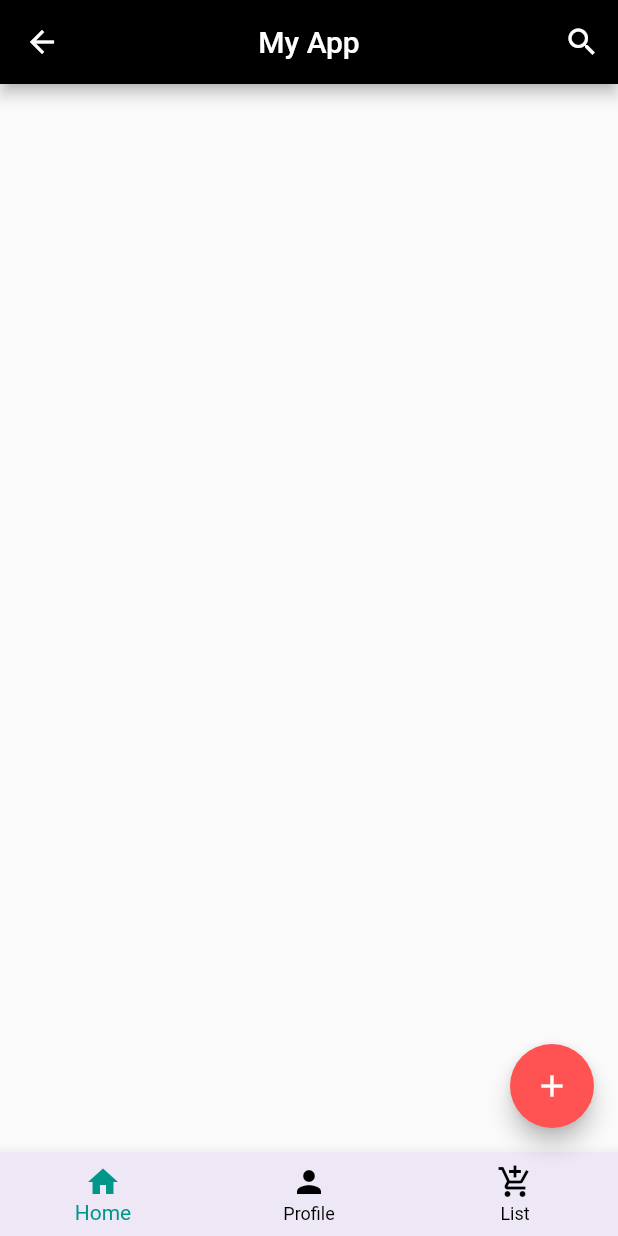
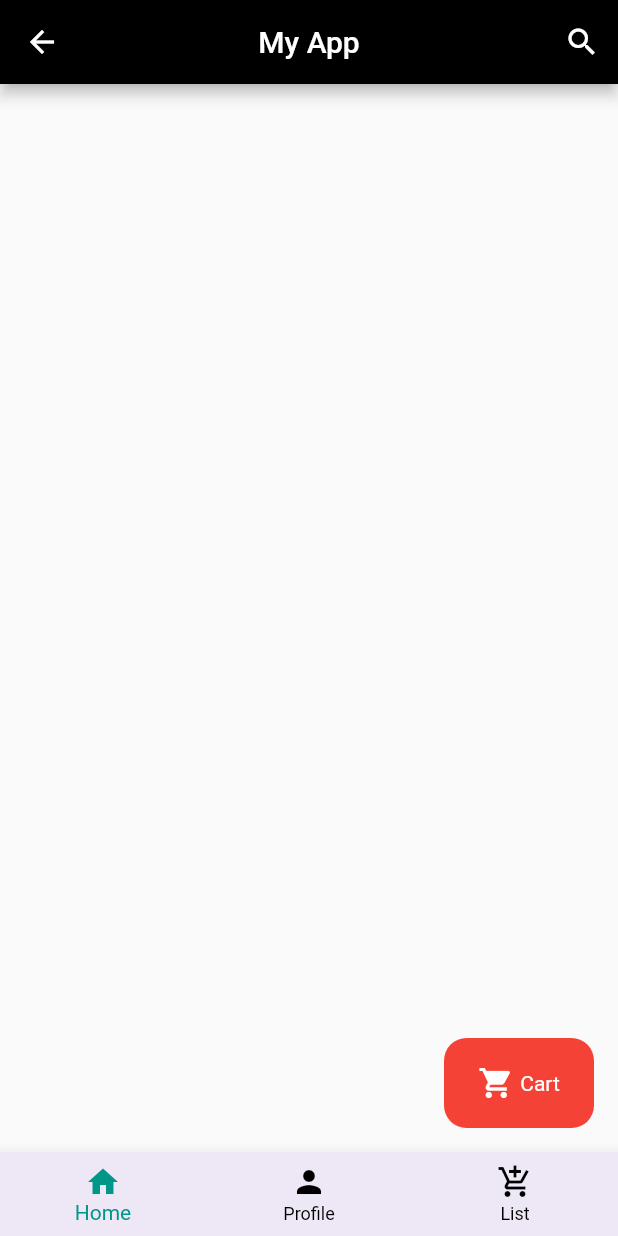
Before and after one commit to AnanyaSamanta09/flutter_widgets, a Flutter app: the screen it shows after launch, on a phone screen of 412 x 824 dp. Run offline on Flutter 3.47's test engine with Material 2 defaults, Android fonts, the phone set to English and light mode, and no system bars.

Commit message:
Customization of floatingActionButton

```diff
--- a/lib/screens/row_widget.dart
+++ b/lib/screens/row_widget.dart
@@ -46,12 +46,23 @@ class _RowWidgetState extends State<RowWidget> {
                 })
           ],
           backgroundColor: Colors.black),
-      floatingActionButton: FloatingActionButton(
-        backgroundColor: Colors.redAccent,
-        onPressed: () {
-        print('Button Pressed');
-        },
-        child: Icon(Icons.add),
+      floatingActionButton: Container(height: 60,width: 100,
+      alignment: Alignment.center,
+      child: Row(
+        mainAxisAlignment: MainAxisAlignment.center,
+        children: [
+          Icon(Icons.shopping_cart,color: Colors.white,),
+          SizedBox(width: 4,),
+          Text('Cart',
+            style: TextStyle(
+                color: Colors.white),
+          )
+        ],
+      ),
+      decoration: BoxDecoration(
+        color: Colors.red,
+        borderRadius: BorderRadius.circular(15)
+      ),
       ),
     );
   }
```
